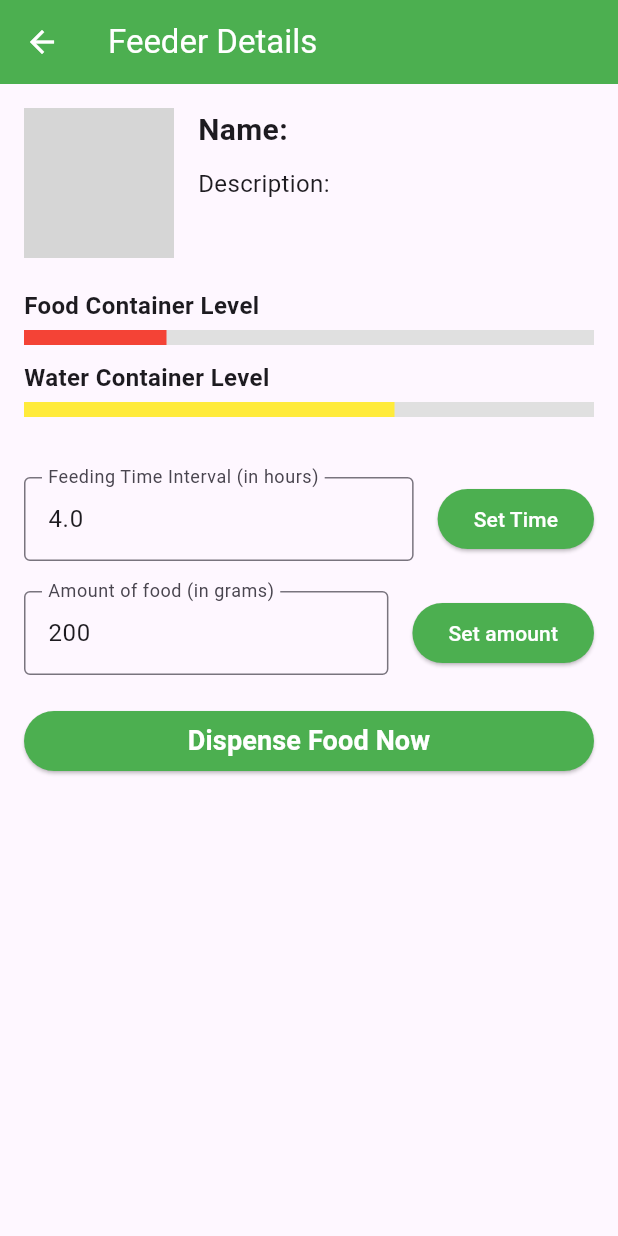
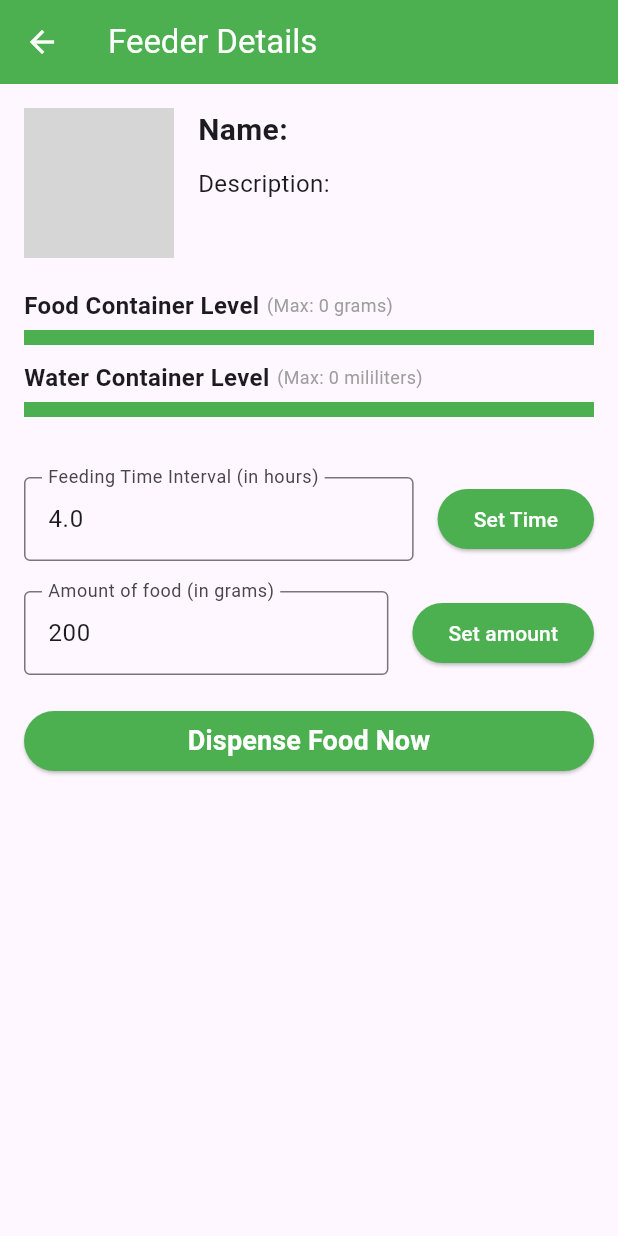
Before and after one commit to JoaoSantos27/PetFeeder, a Flutter app: the FeederDetailScreen screen opened directly with empty values, on a phone screen of 412 x 824 dp. Run offline on Flutter 3.47's test engine with Material 3 defaults, Android fonts, the phone set to English and light mode, and no system bars; our stand-ins replace image_picker; grey boxes are pictures that could not be loaded.

Commit message:
Added container max weight input and display

```diff
--- a/lib/pages/feeder.dart
+++ b/lib/pages/feeder.dart
@@ -4,15 +4,14 @@ class Feeder {
   String name;
   String description;
   File? imageFile; // Optional image file
-  double foodLevel; // Food level field
-  double waterLevel; // Water level field
+  int foodLevel; // Food level field
+  int waterLevel; // Water level field
   double timeInterval;
-  int foodAmount;
+  int foodAmount; // Amount of food in grams to drop each time
+  // Maximum food and water levels (adjust as needed)
+  int maxFoodLevel; //In grams
+  int maxWaterLevel; //In mililiters
 
-  // Maximum food and water levels (adjust as needed)
-  static const double maxFoodLevel = 100.0;
-  static const double maxWaterLevel = 100.0;
-
-  Feeder(this.name, this.description, this.imageFile, {this.foodLevel = 25.0, this.waterLevel = 65.0, this.timeInterval = 4, this.foodAmount = 200});
+  Feeder(this.name, this.description, this.imageFile, this.maxFoodLevel, this.maxWaterLevel, {this.foodLevel = 251, this.waterLevel = 800, this.timeInterval = 4, this.foodAmount = 200});
 
 }
--- a/lib/pages/feeder_detail_screen.dart
+++ b/lib/pages/feeder_detail_screen.dart
@@ -10,8 +10,8 @@ class FeederDetailScreen extends StatelessWidget {
   @override
   Widget build(BuildContext context) {
     // Calculate the percentage of food and water remaining
-    double foodPercentage = feeder.foodLevel / Feeder.maxFoodLevel;
-    double waterPercentage = feeder.waterLevel / Feeder.maxWaterLevel;
+    double foodPercentage = feeder.foodLevel / feeder.maxFoodLevel;
+    double waterPercentage = feeder.waterLevel / feeder.maxWaterLevel;
 
     double newTimeInterval = feeder.timeInterval;
     int newFoodAmount = feeder.foodAmount;
@@ -83,12 +83,12 @@ class FeederDetailScreen extends StatelessWidget {
             // Add space between the text and the button
             // Food level indicator
             _buildLevelIndicator(
-                'Food Container Level', foodPercentage, foodColor),
+                'Food Container Level', foodPercentage, foodColor, feeder.maxFoodLevel, 'grams'),
             const SizedBox(height: 10),
             // Add some spacing between the indicators
             // Water level indicator
             _buildLevelIndicator(
-                'Water Container Level', waterPercentage, waterColor),
+                'Water Container Level', waterPercentage, waterColor, feeder.maxWaterLevel, 'mililiters'),
             const SizedBox(height: 20),
             // Add space between the indicators and the button
             // Button to dispense food
@@ -224,13 +224,22 @@ class FeederDetailScreen extends StatelessWidget {
   }
 
   // Helper function to build a level indicator
-  Widget _buildLevelIndicator(String label, double percentage, Color color) {
+  Widget _buildLevelIndicator(String label, double percentage, Color color, int maxLevel, String unit) {
     return Column(
       crossAxisAlignment: CrossAxisAlignment.start,
       children: <Widget>[
-        Text(
-          label,
-          style: const TextStyle(fontSize: 16, fontWeight: FontWeight.bold),
+        Row(
+          children: <Widget>[
+            Text(
+              label,
+              style: const TextStyle(fontSize: 16, fontWeight: FontWeight.bold),
+            ),
+            const SizedBox(width: 5),
+            Text(
+              '(Max: $maxLevel $unit)',
+              style: const TextStyle(fontSize: 12, color: Colors.grey),
+            ),
+          ],
         ),
         const SizedBox(height: 5),
         LinearProgressIndicator(
```
Also changed, not shown: lib/main.dart (+4 -4 lines), lib/pages/add_feeder_dialog_state.dart (+35 -4 lines), lib/pages/edit_feeder_dialog_state.dart (+23 -1 lines).
